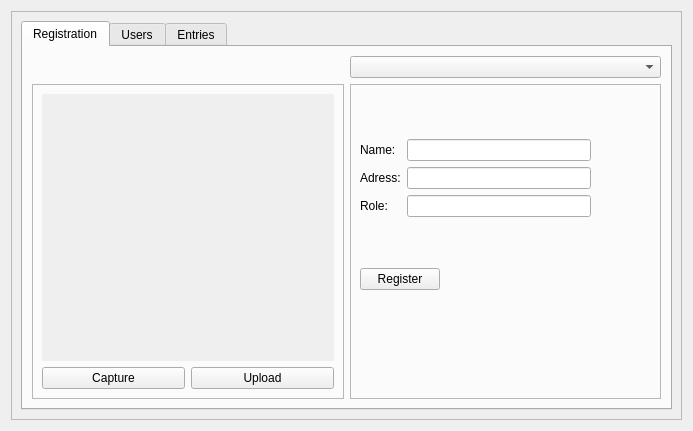
First picture: the form in admin.ui, repository 1412kauti/FacialRecognitionML, before the edit.
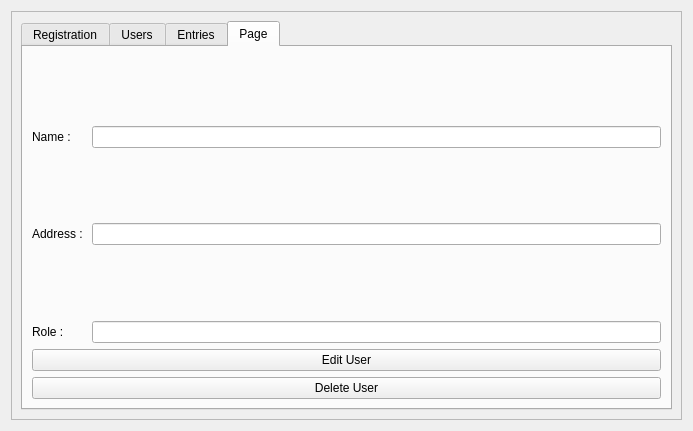
Second picture: the form after the edit.

Commit message: updatesd CRUD in admin

The edit to the form file:
```diff
--- a/admin.ui
+++ b/admin.ui
@@ -13,7 +13,7 @@
   <property name="windowTitle">
    <string>Form</string>
   </property>
-  <layout class="QHBoxLayout" name="horizontalLayout">
+  <layout class="QVBoxLayout" name="verticalLayout">
    <item>
     <widget class="QFrame" name="frame">
      <property name="frameShape">
@@ -26,7 +26,7 @@
       <item row="0" column="1">
        <widget class="QTabWidget" name="Table_View">
         <property name="currentIndex">
-         <number>0</number>
+         <number>3</number>
         </property>
         <widget class="QWidget" name="registration">
          <attribute name="title">
@@ -260,6 +260,126 @@
           </item>
          </layout>
         </widget>
+        <widget class="QWidget" name="tab_2">
+         <attribute name="title">
+          <string>Page</string>
+         </attribute>
+         <layout class="QGridLayout" name="gridLayout_8">
+          <item row="1" column="0">
+           <widget class="QPushButton" name="EditUser_btn">
+            <property name="text">
+             <string>Edit User</string>
+            </property>
+           </widget>
+          </item>
+          <item row="0" column="0">
+           <layout class="QFormLayout" name="formLayout">
+            <item row="1" column="0">
+             <widget class="QLabel" name="label">
+              <property name="text">
+               <string>Name : </string>
+              </property>
+             </widget>
+            </item>
+            <item row="1" column="1">
+             <widget class="QLineEdit" name="Name_edit_LineEdit"/>
+            </item>
+            <item row="2" column="1">
+             <spacer name="verticalSpacer">
+              <property name="orientation">
+               <enum>Qt::Vertical</enum>
+              </property>
+              <property name="sizeHint" stdset="0">
+               <size>
+                <width>20</width>
+                <height>40</height>
+               </size>
+              </property>
+             </spacer>
+            </item>
+            <item row="2" column="0">
+             <spacer name="verticalSpacer_2">
+              <property name="orientation">
+               <enum>Qt::Vertical</enum>
+              </property>
+              <property name="sizeHint" stdset="0">
+               <size>
+                <width>20</width>
+                <height>40</height>
+               </size>
+              </property>
+             </spacer>
+            </item>
+            <item row="3" column="0">
+             <widget class="QLabel" name="label_5">
+              <property name="text">
+               <string>Address : </string>
+              </property>
+             </widget>
+            </item>
+            <item row="4" column="0">
+             <spacer name="verticalSpacer_3">
+              <property name="orientation">
+               <enum>Qt::Vertical</enum>
+              </property>
+              <property name="sizeHint" stdset="0">
+               <size>
+                <width>20</width>
+                <height>40</height>
+               </size>
+              </property>
+             </spacer>
+            </item>
+            <item row="5" column="0">
+             <widget class="QLabel" name="label_6">
+              <property name="text">
+               <string>Role : </string>
+              </property>
+             </widget>
+            </item>
+            <item row="0" column="0">
+             <spacer name="verticalSpacer_4">
+              <property name="orientation">
+               <enum>Qt::Vertical</enum>
+              </property>
+              <property name="sizeHint" stdset="0">
+               <size>
+                <width>20</width>
+                <height>40</height>
+               </size>
+              </property>
+             </spacer>
+            </item>
+            <item row="4" column="1">
+             <spacer name="verticalSpacer_5">
+              <property name="orientation">
+               <enum>Qt::Vertical</enum>
+              </property>
+              <property name="sizeHint" stdset="0">
+               <size>
+                <width>20</width>
+                <height>40</height>
+               </size>
+              </property>
+             </spacer>
+            </item>
+            <item row="3" column="1">
+             <widget class="QLineEdit" name="Adress_edit_LineEdit"/>
+            </item>
+            <item row="5" column="1">
+             <widget class="QLineEdit" name="Role_edit_LineEdit"/>
+            </item>
+           </layout>
+          </item>
+          <item row="2" column="0">
+           <widget class="QPushButton" name="pushButton_2">
+            <property name="text">
+             <string>Delete User</string>
+            </property>
+           </widget>
+          </item>
+         </layout>
+        </widget>
        </widget>
       </item>
      </layout>
```
